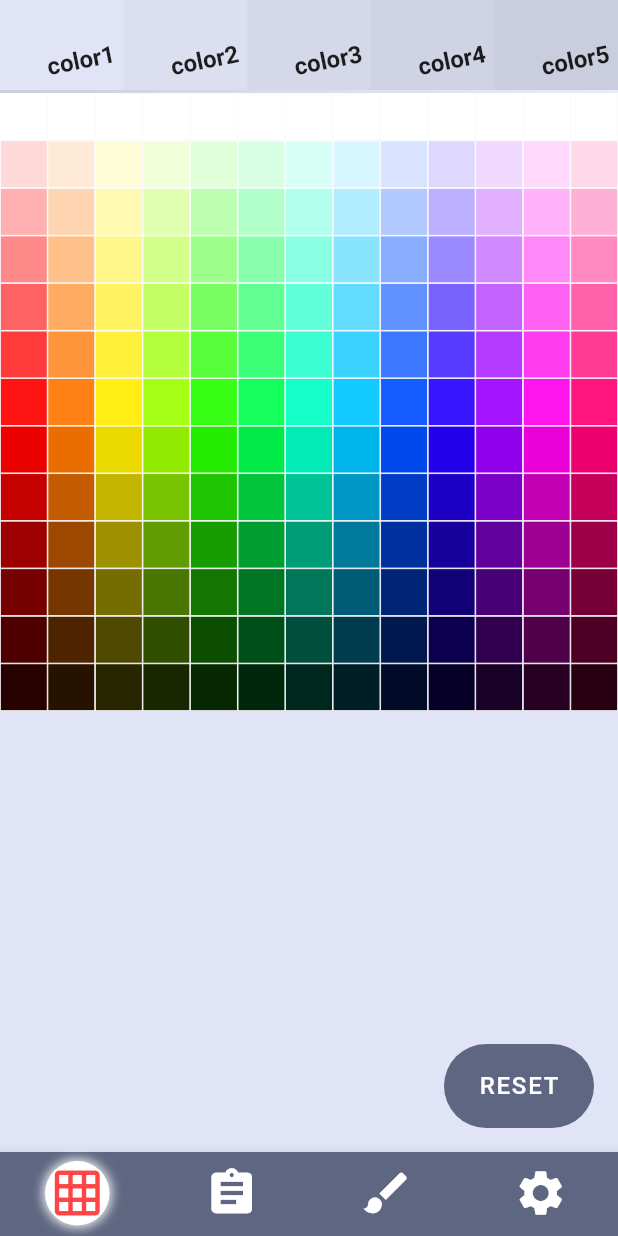
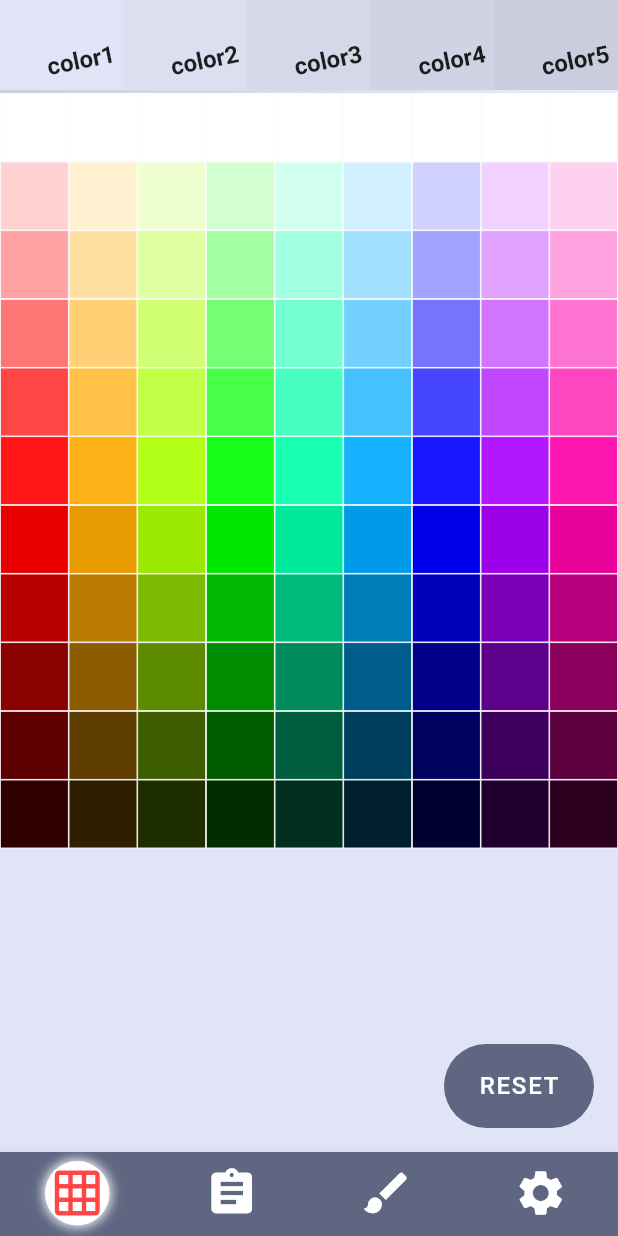
Before and after one commit to shogoisaji/colasol, a Flutter app: the screen it shows after launch, on a phone screen of 412 x 824 dp. Run offline on Flutter 3.47's test engine with Material 2 defaults, Android fonts, the phone set to English and light mode, and no system bars; our stand-ins replace flutter_riverpod, riverpod_annotation, share_plus; generated files the repository leaves out were written again; Roboto replaces fonts that are missing (NotoSansJP).

Commit message:
20231002home

```diff
--- a/lib/config/config.dart
+++ b/lib/config/config.dart
@@ -1,3 +1,3 @@
 const maxIndex = 256 * 6;
-const int maxHorizontal = 13;
-const int maxVertical = 13;
+const int maxHorizontal = 9;
+const int maxVertical = 11;
--- a/lib/pages/color_select_page.dart
+++ b/lib/pages/color_select_page.dart
@@ -13,16 +13,27 @@ import 'package:flutter_riverpod/flutter_riverpod.dart';
 class ColorSelectPage extends ConsumerWidget {
   ColorSelectPage({super.key});
 
-  Color createColorModel(double x, double y) {
-    return ColorHelper().coordinateToColor(x, y);
-  }
-
   @override
   Widget build(BuildContext context, WidgetRef ref) {
+    Color createColor(
+      ScaleType scaleType,
+      double x,
+      double y,
+    ) {
+      Color tappedColor = ref.watch(tappedColorProvider);
+      switch (scaleType) {
+        case ScaleType.scale1:
+          return ColorHelper().coordinateToColor(x, y);
+        case ScaleType.scale2:
+          return ColorHelper().getDetailColor(x, y, tappedColor);
+        case ScaleType.scale3:
+          return ColorHelper().getDetailColor(x, y, tappedColor);
+      }
+    }
+
     Map<String, int> getStartCoordinate() {
       int startX = ref.watch(selectedCoordinateProvider)['x'] as int;
       int startY = ref.watch(selectedCoordinateProvider)['y'] as int;
-      print('start $startX:$startY');
       return {'x': startX, 'y': startY};
     }
 
@@ -39,13 +50,16 @@ class ColorSelectPage extends ConsumerWidget {
                   GestureDetector(
                       onTap: () {
                         print('tap  $x:$y');
-                        ref
-                            .read(selectedCoordinateProvider.notifier)
-                            .selectCoordinate(x, y);
-                        ref.read(scaleStateProvider.notifier).chengeScale();
+                        Color color = createColor(
+                            ref.watch(scaleStateProvider),
+                            360 * x / maxHorizontal * scaleRate,
+                            (2 * y - maxVertical) / maxVertical * scaleRate);
+                        ref.read(tappedColorProvider.notifier).setColor(color);
+                        ref.read(scaleStateProvider.notifier).changeScale();
                       },
                       child: Draggable(
-                        data: createColorModel(
+                        data: createColor(
+                            ref.watch(scaleStateProvider),
                             360 * x / maxHorizontal * scaleRate,
                             (2 * y - maxVertical) / maxVertical * scaleRate),
                         feedback: Container(
@@ -54,7 +68,8 @@ class ColorSelectPage extends ConsumerWidget {
                               color: Colors.white,
                               width: 1,
                             ),
-                            color: createColorModel(
+                            color: createColor(
+                                ref.watch(scaleStateProvider),
                                 360 * x / maxHorizontal * scaleRate,
                                 (2 * y - maxVertical) /
                                     maxVertical *
@@ -77,7 +92,8 @@ class ColorSelectPage extends ConsumerWidget {
                                 color: Colors.white,
                                 width: 0.5,
                               ),
-                              color: createColorModel(
+                              color: createColor(
+                                  ref.watch(scaleStateProvider),
                                   360 *
                                       (x - (startCoordinate['x'] as int)) /
                                       maxHorizontal *
```
Also changed, not shown: lib/model/color_hsv.dart (+34 -4 lines), lib/state/state.dart (+9 -1 lines), lib/state/state.g.dart.
